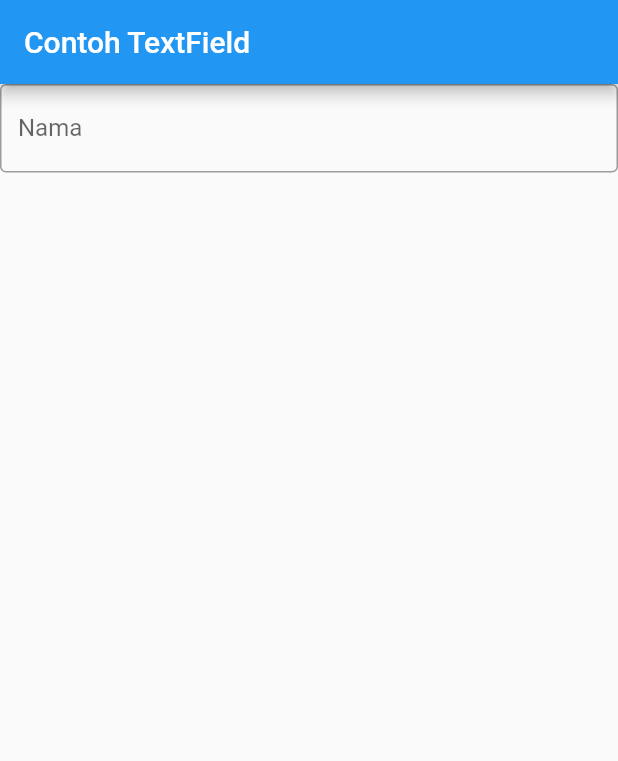
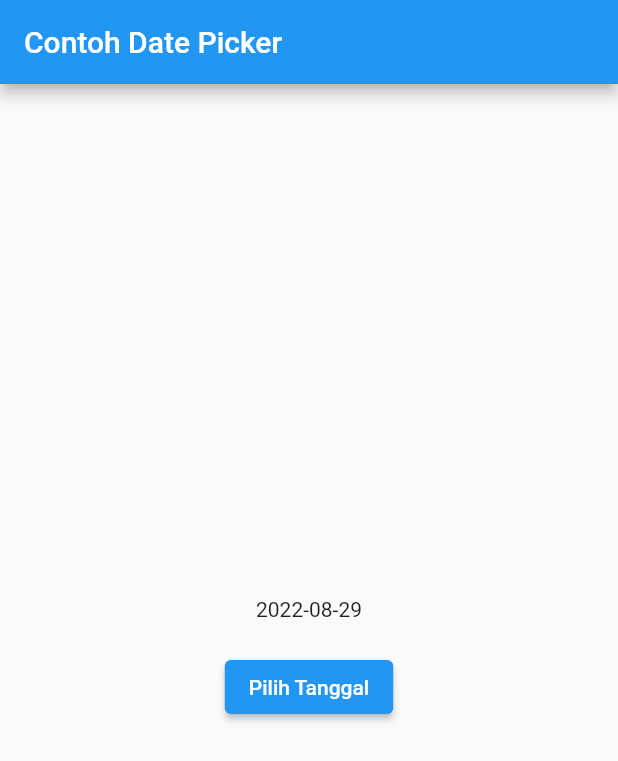
Before and after one commit to hhidayatinc/flutter-fundamental-part1, a Flutter app: the screen it shows after launch, on a phone screen of 412 x 824 dp. Shown: the top 761 px of the screen. Run offline on Flutter 3.47's test engine with Material 2 defaults, Android fonts, the phone set to English and light mode, and no system bars.

Commit message:
chore: main.dart, folder images, and README.md

```diff
--- a/lib/main.dart
+++ b/lib/main.dart
@@ -1,63 +1,73 @@
+import 'dart:async';
 import 'package:flutter/material.dart';
 
-void main() {
-  runApp(const MyApp());
-}
+void main() => runApp(const MyApp());
 
 class MyApp extends StatelessWidget {
   const MyApp({Key? key}) : super(key: key);
 
-  // This widget is the root of your application.
   @override
   Widget build(BuildContext context) {
-    return MaterialApp(
-        home: Scaffold(
-          appBar: AppBar(title: const Text("Contoh TextField")),
-      body: const TextField(
-        obscureText: false,
-        decoration: InputDecoration(
-          border: OutlineInputBorder(),
-          labelText: 'Nama'
-        ),
-      ),
-    ));
+    return const MaterialApp(
+      title: 'Contoh Date Picker',
+      home: MyHomePage(title: 'Contoh Date Picker'),
+    );
   }
 }
 
-class MyLayout extends StatelessWidget {
-  const MyLayout({Key? key}) : super(key: key);
+class MyHomePage extends StatefulWidget {
+  const MyHomePage({Key? key, required this.title}) : super(key: key);
+
+  final String title;
+
+  @override
+  _MyHomePageState createState() => _MyHomePageState();
+}
+
+class _MyHomePageState extends State<MyHomePage> {
+  // Variable/State untuk mengambil tanggal
+  DateTime selectedDate = DateTime.now();
+
+  //  Initial SelectDate FLutter
+  Future<void> _selectDate(BuildContext context) async {
+    // Initial DateTime FIinal Picked
+    final DateTime? picked = await showDatePicker(
+        context: context,
+        initialDate: selectedDate,
+        firstDate: DateTime(2015, 8),
+        lastDate: DateTime(2101));
+    if (picked != null && picked != selectedDate) {
+      setState(() {
+        selectedDate = picked;
+      });
+    }
+  }
 
   @override
   Widget build(BuildContext context) {
-    return Padding(
-      padding: const EdgeInsets.all(8.0),
-      child: ElevatedButton(
-        child: const Text('Show Alert'),
-        onPressed: () {
-          showAlertDialog(context);
-        },
+    return Scaffold(
+      appBar: AppBar(
+        title: Text(widget.title),
+      ),
+      body: Center(
+        child: Column(
+          mainAxisSize: MainAxisSize.min,
+          children: <Widget>[
+            Text("${selectedDate.toLocal()}".split(' ')[0]),
+            const SizedBox(
+              height: 20.0,
+            ),
+            ElevatedButton(
+              onPressed: () => {
+                _selectDate(context),
+                // ignore: avoid_print
+                print(selectedDate.day + selectedDate.month + selectedDate.year)
+              },
+              child: const Text('Pilih Tanggal'),
+            ),
+          ],
+        ),
       ),
     );
   }
 }
-
-showAlertDialog(BuildContext context) {
-  Widget okButton = TextButton(
-      onPressed: () {
-        Navigator.pop(context);
-      },
-      child: const Text("OK"));
-  AlertDialog alert = AlertDialog(
-    title: const Text("My title"),
-    content: const Text("This is my message."),
-    actions: [
-      okButton,
-    ],
-  );
-
-  showDialog(
-      context: context,
-      builder: (BuildContext context) {
-        return alert;
-      });
-}
```
Also changed, not shown: images/Praktikum_4-6.png (added), 1 other file.
